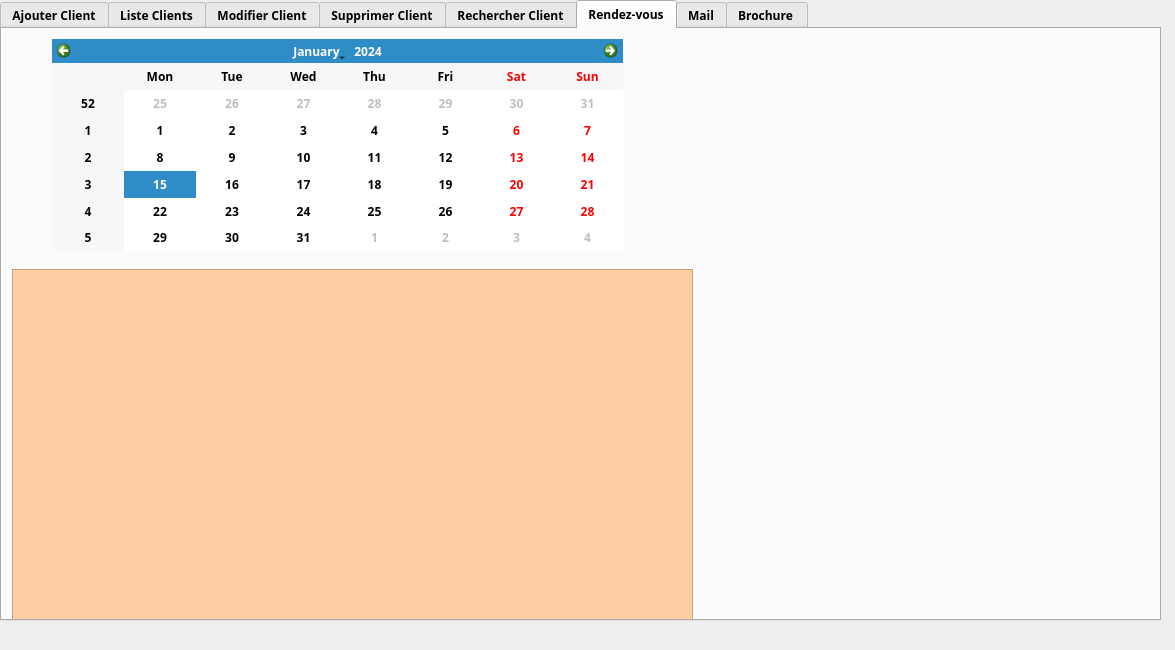
First picture: the form in mainwindow.ui, repository MedAzizBouzid/Smart_Beauty_Center_2A24, before the edit.
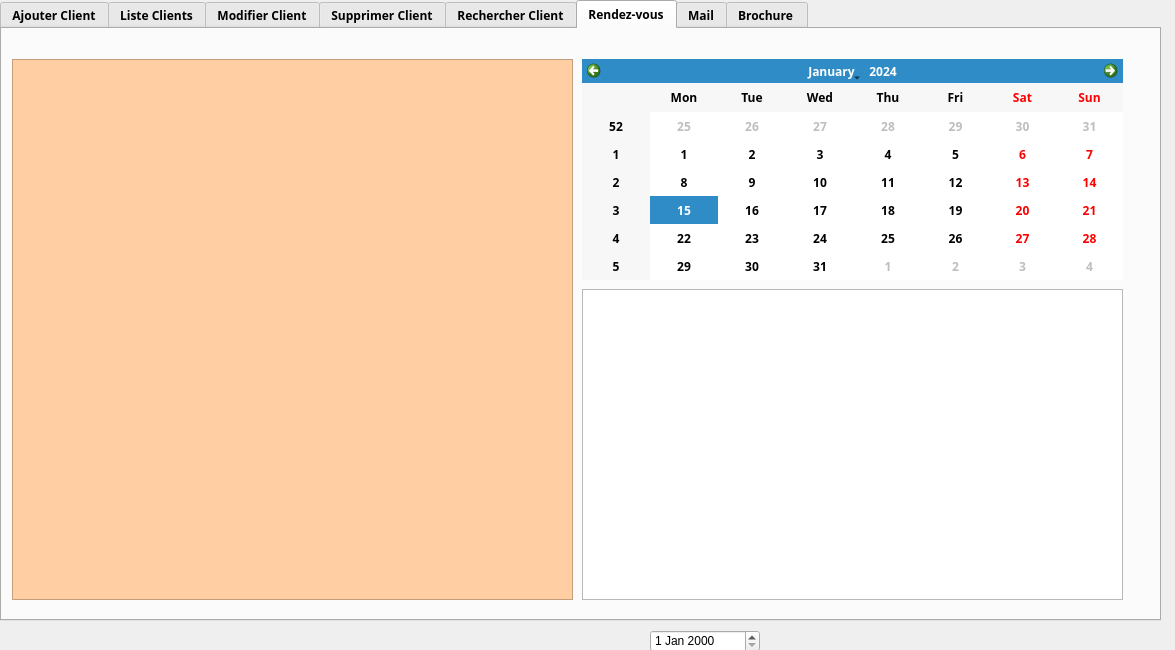
Second picture: the form after the edit. The open tabs and pages were chosen to show the change. Icons and pictures are not drawn.

Patch:
```diff
--- a/mainwindow.ui
+++ b/mainwindow.ui
@@ -939,9 +939,9 @@
       <property name="geometry">
        <rect>
         <x>10</x>
-        <y>240</y>
-        <width>681</width>
-        <height>351</height>
+        <y>30</y>
+        <width>561</width>
+        <height>541</height>
        </rect>
       </property>
       <property name="font">
@@ -959,10 +959,10 @@
      <widget class="QCalendarWidget" name="calendarWidget">
       <property name="geometry">
        <rect>
-        <x>50</x>
-        <y>10</y>
-        <width>571</width>
-        <height>211</height>
+        <x>580</x>
+        <y>30</y>
+        <width>541</width>
+        <height>221</height>
        </rect>
       </property>
      </widget>
@@ -979,6 +979,16 @@
        <string/>
       </property>
      </widget>
+     <widget class="QTableView" name="tvrdv">
+      <property name="geometry">
+       <rect>
+        <x>580</x>
+        <y>260</y>
+        <width>541</width>
+        <height>311</height>
+       </rect>
+      </property>
+     </widget>
      <zorder>backgroundrdv</zorder>
      <zorder>TVTRI</zorder>
      <zorder>calendarWidget</zorder>
@@ -1247,6 +1257,16 @@
      </widget>
     </widget>
    </widget>
+   <widget class="QDateEdit" name="currentdate">
+    <property name="geometry">
+     <rect>
+      <x>650</x>
+      <y>630</y>
+      <width>110</width>
+      <height>22</height>
+     </rect>
+    </property>
+   </widget>
   </widget>
  </widget>
  <layoutdefault spacing="6" margin="11"/>
```
Left out of the diff: 3 changed lines with no effect on the pictures.
